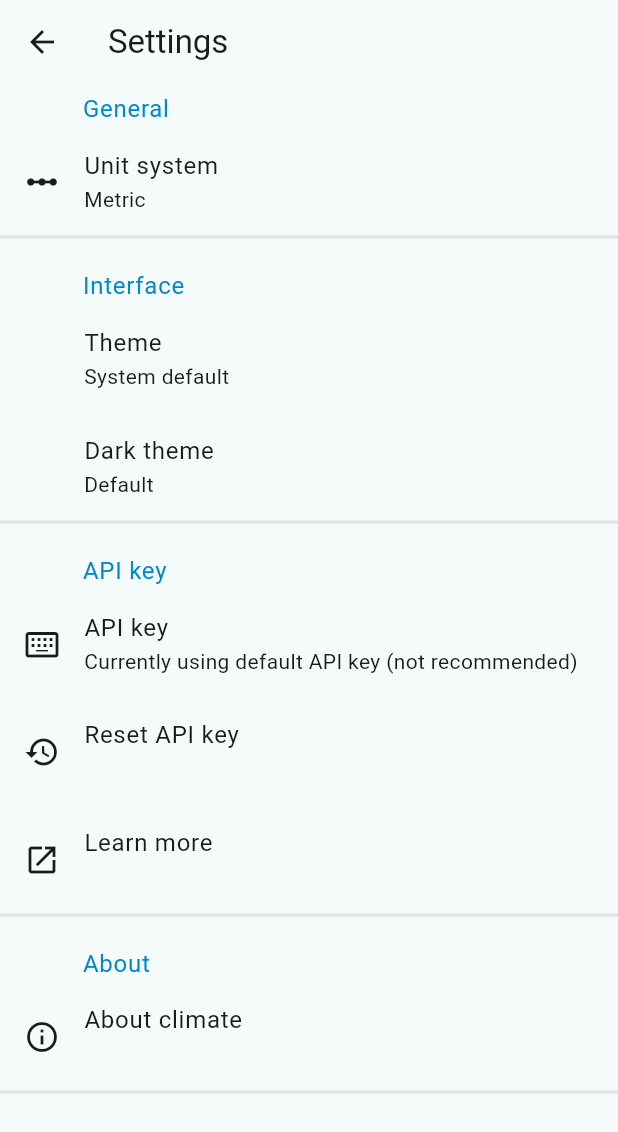
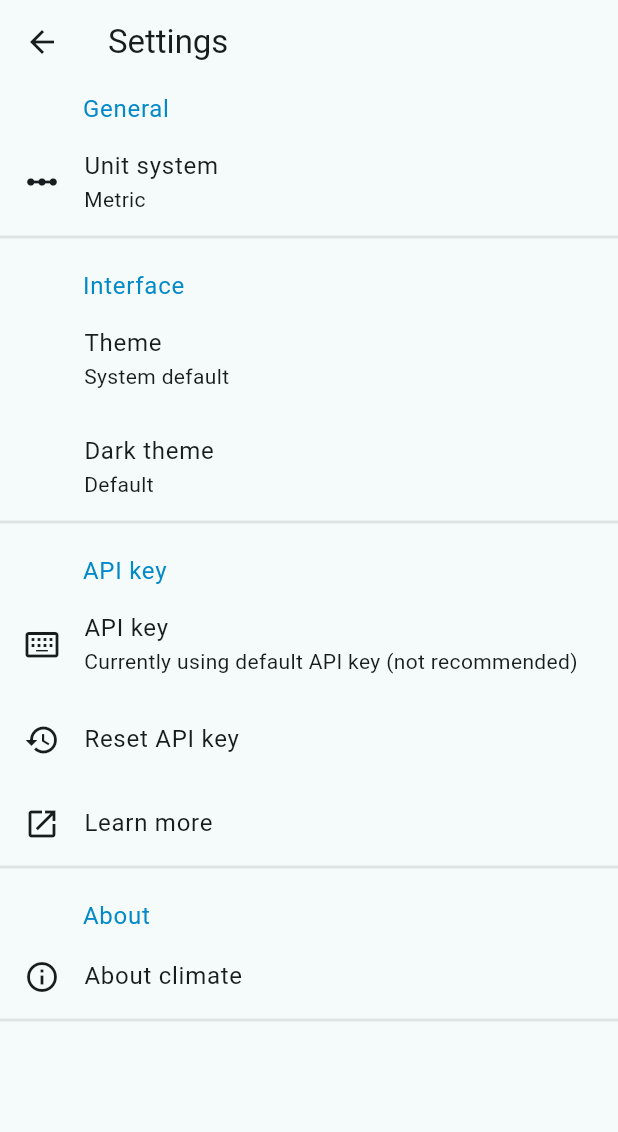
Before and after one commit to MotiurRahmanSany/sky_cast, a Flutter app: the SettingsScreen screen opened directly, on a phone screen of 412 x 824 dp. Shown: the top 1132 px of the screen. Run offline on Flutter 3.47's test engine with Material 3 defaults, Android fonts, the phone set to English and light mode, and no system bars; our stand-ins replace flutter_riverpod, google_fonts.

```diff
--- /dev/null
+++ b/lib/constants/api_key.dart
@@ -0,0 +1 @@
+const weatherAPIKey = 'b801c93ab6b2f1310cb0ff498468843d';
--- /dev/null
+++ b/lib/controllers/weather_provider.dart
@@ -0,0 +1,4 @@
+// import 'package:flutter_riverpod/flutter_riverpod.dart';
+// import 'package:sky_cast/services/weather_api_request.dart';
+
+// final weatherProvider = FutureProvider((ref) => fetchWeatherData('city'));
--- a/lib/main.dart
+++ b/lib/main.dart
@@ -1,7 +1,7 @@
 import 'package:flutter/material.dart';
 import 'package:flutter_riverpod/flutter_riverpod.dart';
 import 'package:google_fonts/google_fonts.dart';
-import 'package:sky_cast/controllers/theme_controller.dart';
+import 'package:sky_cast/controllers/theme_provider.dart';
 import 'package:sky_cast/screens/home.dart';
 
 void main() => runApp(const ProviderScope(child: MyApp()));
--- a/lib/screens/settings.dart
+++ b/lib/screens/settings.dart
@@ -1,6 +1,6 @@
 import 'package:flutter/material.dart';
 import 'package:flutter_riverpod/flutter_riverpod.dart';
-import 'package:sky_cast/controllers/theme_controller.dart';
+import 'package:sky_cast/controllers/theme_provider.dart';
 import 'package:sky_cast/utilities/helper_widgets.dart';
 import 'package:sky_cast/widgets/settings_item.dart';
 
@@ -21,7 +21,7 @@ class SettingsScreen extends ConsumerWidget {
           children: [
             addVerticalSpace(5),
             settingSectionTitle('General', context),
-            SettingsItem(
+            const SettingsItem(
               title: 'Unit system',
               subtitle: 'Metric',
               icon: Icons.linear_scale_sharp,
@@ -29,7 +29,7 @@ class SettingsScreen extends ConsumerWidget {
             addDivider(context),
             addVerticalSpace(20),
             settingSectionTitle('Interface', context),
-            SettingsItem(
+            const SettingsItem(
               title: 'Theme',
               subtitle: 'System default',
             ),
@@ -37,7 +37,7 @@ class SettingsScreen extends ConsumerWidget {
               onTap: () {
                 ref.read(themeProvider.notifier).switchThemes();
               },
-              child: SettingsItem(
+              child: const SettingsItem(
                 title: 'Dark theme',
                 subtitle: 'Default',
               ),
@@ -45,23 +45,23 @@ class SettingsScreen extends ConsumerWidget {
             addDivider(context),
             addVerticalSpace(20),
             settingSectionTitle('API key', context),
-            SettingsItem(
+            const SettingsItem(
               icon: Icons.keyboard_alt_outlined,
               title: 'API key',
               subtitle: 'Currently using default API key (not recommended)',
             ),
-            SettingsItem(
+            const SettingsItem(
               icon: Icons.restore,
               title: 'Reset API key',
             ),
-            SettingsItem(
+            const SettingsItem(
               icon: Icons.open_in_new,
               title: 'Learn more',
             ),
             addDivider(context),
             addVerticalSpace(20),
             settingSectionTitle('About', context),
-            SettingsItem(
+            const SettingsItem(
               icon: Icons.info_outline,
               title: 'About climate',
             ),
--- a/lib/widgets/settings_item.dart
+++ b/lib/widgets/settings_item.dart
@@ -1,7 +1,7 @@
 import 'package:flutter/material.dart';
 
 class SettingsItem extends StatelessWidget {
-  SettingsItem({
+  const SettingsItem({
     super.key,
     this.subtitle,
     this.icon,
@@ -9,8 +9,8 @@ class SettingsItem extends StatelessWidget {
   });
 
   final String title;
-  String? subtitle;
-  IconData? icon;
+  final String? subtitle;
+  final IconData? icon;
 
   @override
   Widget build(BuildContext context) {
@@ -25,12 +25,14 @@ class SettingsItem extends StatelessWidget {
               color: Theme.of(context).colorScheme.onBackground,
             ),
       ),
-      subtitle: Text(
-        subtitle ?? '',
-        style: Theme.of(context).textTheme.bodyMedium!.copyWith(
-              color: Theme.of(context).colorScheme.onBackground,
+      subtitle: subtitle == null
+          ? null
+          : Text(
+              subtitle!,
+              style: Theme.of(context).textTheme.bodyMedium!.copyWith(
+                    color: Theme.of(context).colorScheme.onBackground,
+                  ),
             ),
-      ),
     );
   }
 }
--- a/pubspec.yaml
+++ b/pubspec.yaml
@@ -39,7 +39,6 @@ dependencies:
   http: ^1.2.1
   flutter_riverpod: ^2.5.1
   google_fonts: ^6.2.1
-  shared_preferences: ^2.2.3
 
 dev_dependencies:
   flutter_test:
```
Also changed, not shown: lib/models/city_model.dart (added, +29 -0 lines), lib/models/coordinates_model.dart (added, +16 -0 lines), lib/models/main_list_model.dart (added, +28 -0 lines), lib/models/weather_description.dart (added, +16 -0 lines), lib/models/weather_list_model.dart (added, +33 -0 lines), lib/models/weather_model.dart (+22 -0 lines), lib/models/wind_model.dart (added, +10 -0 lines), lib/services/weather_api_request.dart (added, +35 -0 lines), lib/controllers/theme_provider.dart (renamed from lib/controllers/theme_controller.dart), pubspec.lock, 1 other file.
